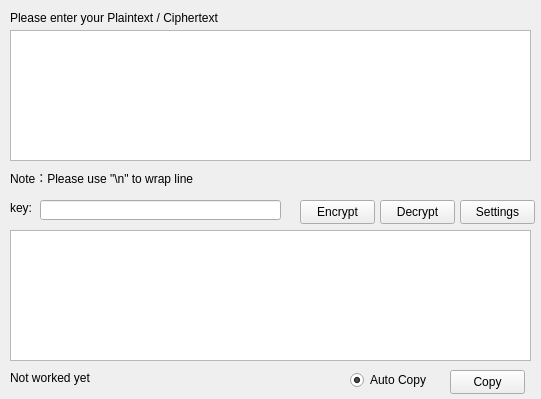
Qt form CipherAPP/CipherAPP.ui (AnGuogua/CipherAPP) before a commit.
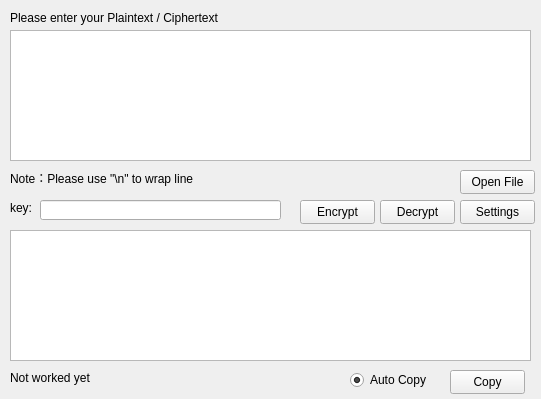
The same form after that commit. Icons and pictures are not drawn.

The edit to the form file:
```diff
--- a/CipherAPP/CipherAPP.ui
+++ b/CipherAPP/CipherAPP.ui
@@ -195,6 +195,19 @@
      <string>Note：Please use &quot;\n&quot; to wrap line</string>
     </property>
    </widget>
+   <widget class="QPushButton" name="file">
+    <property name="geometry">
+     <rect>
+      <x>460</x>
+      <y>170</y>
+      <width>75</width>
+      <height>24</height>
+     </rect>
+    </property>
+    <property name="text">
+     <string>Open File</string>
+    </property>
+   </widget>
   </widget>
  </widget>
  <layoutdefault spacing="6" margin="11"/>
```
